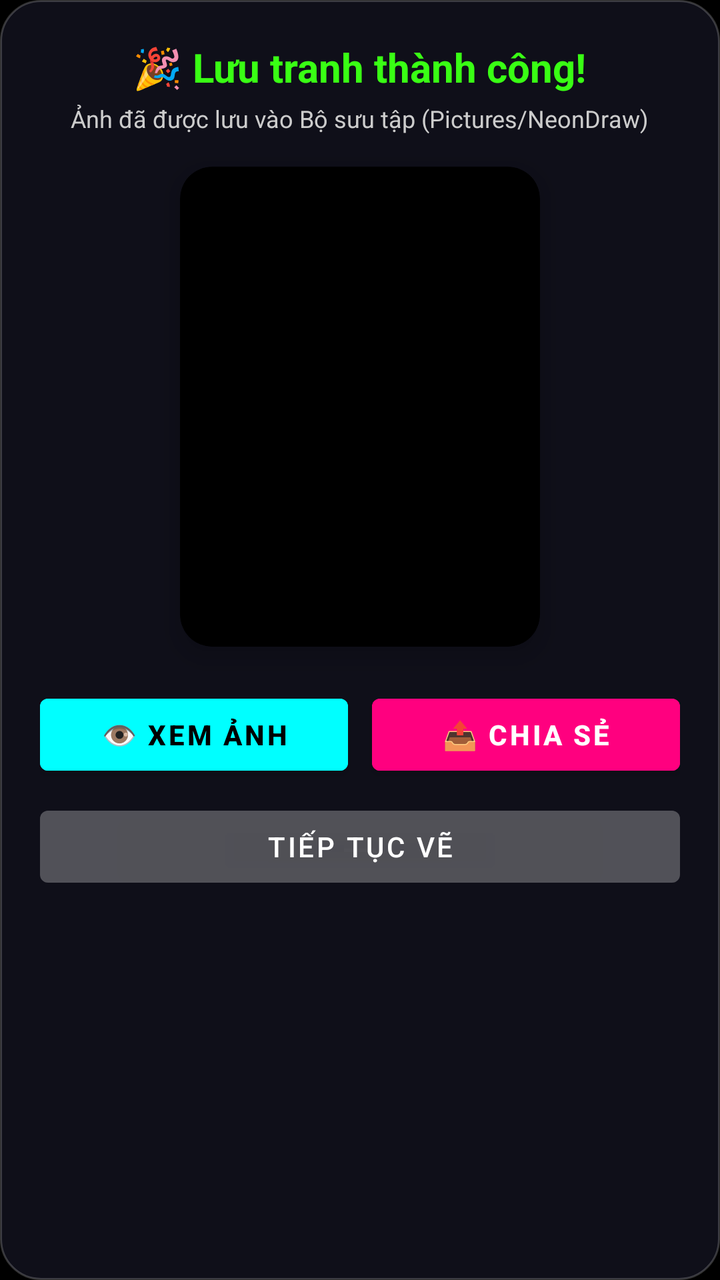
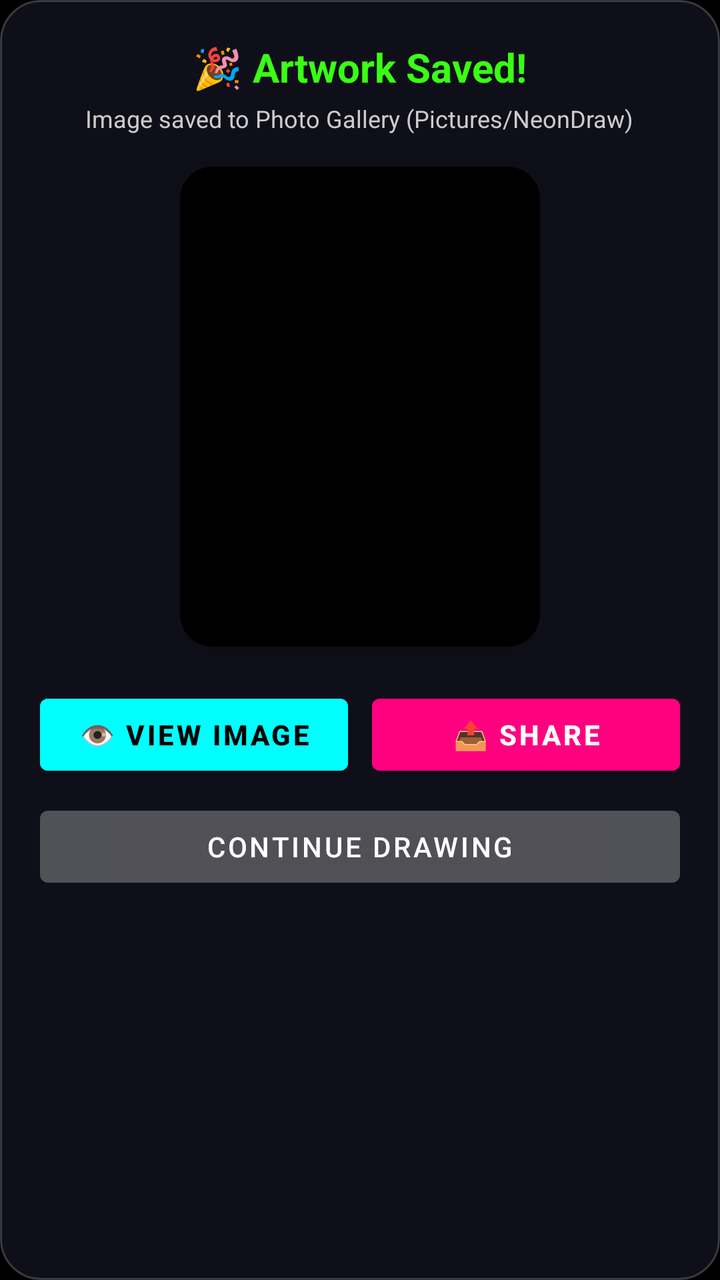

Screens rendered from an Android XML layout before and after an edit, with the pre-edit source and the edit as a unified diff.
<!-- AndroidManifest.xml: application theme Theme.NeonDraw -->
<!-- res/layout/dialog_save_success.xml -->
<?xml version="1.0" encoding="utf-8"?>
<LinearLayout xmlns:android="http://schemas.android.com/apk/res/android"
    xmlns:app="http://schemas.android.com/apk/res-auto"
    android:layout_width="match_parent"
    android:layout_height="wrap_content"
    android:background="@drawable/bg_glass_rounded"
    android:gravity="center_horizontal"
    android:orientation="vertical"
    android:padding="20dp">

    <TextView
        android:layout_width="wrap_content"
        android:layout_height="wrap_content"
        android:text="🎉 Lưu tranh thành công!"
        android:textColor="#39FF14"
        android:textSize="20sp"
        android:textStyle="bold" />

    <TextView
        android:id="@+id/tvSaveLocation"
        android:layout_width="wrap_content"
        android:layout_height="wrap_content"
        android:layout_marginTop="4dp"
        android:gravity="center"
        android:text="Ảnh đã được lưu vào Bộ sưu tập (Pictures/NeonDraw)"
        android:textColor="#CCCCCC"
        android:textSize="12sp" />

    
    <androidx.cardview.widget.CardView
        android:layout_width="180dp"
        android:layout_height="240dp"
        android:layout_marginTop="16dp"
        app:cardBackgroundColor="#000000"
        app:cardCornerRadius="16dp"
        app:cardElevation="8dp">

        <ImageView
            android:id="@+id/imgSavePreview"
            android:layout_width="match_parent"
            android:layout_height="match_parent"
            android:scaleType="fitCenter" />
    </androidx.cardview.widget.CardView>

    
    <LinearLayout
        android:layout_width="match_parent"
        android:layout_height="wrap_content"
        android:layout_marginTop="20dp"
        android:orientation="horizontal">

        <Button
            android:id="@+id/btnOpenGallery"
            android:layout_width="0dp"
            android:layout_height="wrap_content"
            android:layout_marginEnd="6dp"
            android:layout_weight="1"
            android:backgroundTint="#00FFFF"
            android:text="👁️ Xem ảnh"
            android:textColor="#000000"
            android:textStyle="bold" />

        <Button
            android:id="@+id/btnShareSaved"
            android:layout_width="0dp"
            android:layout_height="wrap_content"
            android:layout_marginStart="6dp"
            android:layout_weight="1"
            android:backgroundTint="#FF007F"
            android:text="📤 Chia sẻ"
            android:textColor="#FFFFFF"
            android:textStyle="bold" />
    </LinearLayout>

    <Button
        android:id="@+id/btnContinueDrawing"
        android:layout_width="match_parent"
        android:layout_height="wrap_content"
        android:layout_marginTop="8dp"
        android:backgroundTint="#26FFFFFF"
        android:text="Tiếp tục vẽ"
        android:textColor="#FFFFFF" />

</LinearLayout>
<!-- resources referenced by this layout -->
<resources>
  <!-- drawable bg_glass_rounded (drawable) -->
  <?xml version="1.0" encoding="utf-8"?>
  <shape xmlns:android="http://schemas.android.com/apk/res/android"
      android:shape="rectangle">
      <corners android:radius="20dp" />
      <solid android:color="#D912121E" />
      <stroke
          android:width="1dp"
          android:color="#33FFFFFF" />
  </shape>
  <style name="Theme.NeonDraw" parent="Theme.MaterialComponents.DayNight.NoActionBar">
          <item name="android:statusBarColor">#FF000000</item>
          <item name="android:navigationBarColor">#FF000000</item>
          <item name="android:windowBackground">#FF000000</item>
      </style>
</resources>

<!-- the commit's change to res/layout/dialog_save_success.xml (unified diff, before → after) -->
@@ -11,7 +11,7 @@
     <TextView
         android:layout_width="wrap_content"
         android:layout_height="wrap_content"
-        android:text="🎉 Lưu tranh thành công!"
+        android:text="@string/save_success_title"
         android:textColor="#39FF14"
         android:textSize="20sp"
         android:textStyle="bold" />
@@ -22,7 +22,7 @@
         android:layout_height="wrap_content"
         android:layout_marginTop="4dp"
         android:gravity="center"
-        android:text="Ảnh đã được lưu vào Bộ sưu tập (Pictures/NeonDraw)"
+        android:text="@string/save_success_location"
         android:textColor="#CCCCCC"
         android:textSize="12sp" />
 
@@ -56,7 +56,7 @@
             android:layout_marginEnd="6dp"
             android:layout_weight="1"
             android:backgroundTint="#00FFFF"
-            android:text="👁️ Xem ảnh"
+            android:text="@string/btn_view_photo"
             android:textColor="#000000"
             android:textStyle="bold" />
 
@@ -67,7 +67,7 @@
             android:layout_marginStart="6dp"
             android:layout_weight="1"
             android:backgroundTint="#FF007F"
-            android:text="📤 Chia sẻ"
+            android:text="@string/btn_share_saved"
             android:textColor="#FFFFFF"
             android:textStyle="bold" />
     </LinearLayout>
@@ -78,7 +78,7 @@
         android:layout_height="wrap_content"
         android:layout_marginTop="8dp"
         android:backgroundTint="#26FFFFFF"
-        android:text="Tiếp tục vẽ"
+        android:text="@string/btn_continue_drawing"
         android:textColor="#FFFFFF" />
 
 </LinearLayout>
<!-- resource entries referenced after the edit -->
@@ -10,6 +10,11 @@
           android:width="1dp"
           android:color="#33FFFFFF" />
   </shape>
+  <string name="btn_continue_drawing">Continue Drawing</string>
+  <string name="btn_share_saved">📤 Share</string>
+  <string name="btn_view_photo">👁️ View Image</string>
+  <string name="save_success_location">Image saved to Photo Gallery (Pictures/NeonDraw)</string>
+  <string name="save_success_title">🎉 Artwork Saved!</string>
   <style name="Theme.NeonDraw" parent="Theme.MaterialComponents.DayNight.NoActionBar">
           <item name="android:statusBarColor">#FF000000</item>
           <item name="android:navigationBarColor">#FF000000</item>
